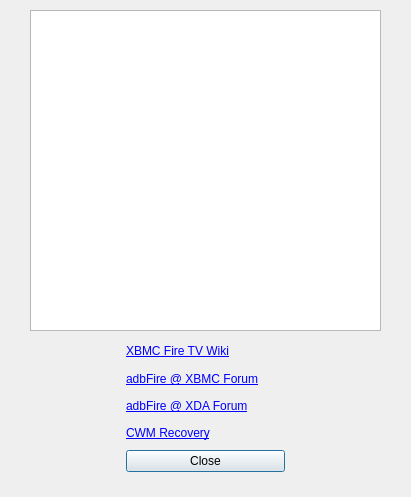
kbrack1/adbFire, file helpdialog.ui: the form before one commit.
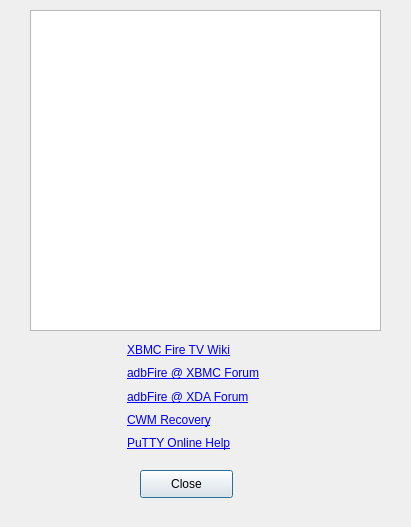
The form after the commit.

Diff of the .ui file:
```diff
--- a/helpdialog.ui
+++ b/helpdialog.ui
@@ -7,7 +7,7 @@
     <x>0</x>
     <y>0</y>
     <width>411</width>
-    <height>497</height>
+    <height>527</height>
    </rect>
   </property>
   <property name="windowTitle">
@@ -29,17 +29,30 @@
     <string>&lt;!DOCTYPE HTML PUBLIC &quot;-//W3C//DTD HTML 4.0//EN&quot; &quot;http://www.w3.org/TR/REC-html40/strict.dtd&quot;&gt;
 &lt;html&gt;&lt;head&gt;&lt;meta name=&quot;qrichtext&quot; content=&quot;1&quot; /&gt;&lt;style type=&quot;text/css&quot;&gt;
 p, li { white-space: pre-wrap; }
-&lt;/style&gt;&lt;/head&gt;&lt;body style=&quot; font-family:'.Lucida Grande UI'; font-size:13pt; font-weight:400; font-style:normal;&quot;&gt;
-&lt;p style=&quot;-qt-paragraph-type:empty; margin-top:0px; margin-bottom:0px; margin-left:0px; margin-right:0px; -qt-block-indent:0; text-indent:0px;&quot;&gt;&lt;br /&gt;&lt;/p&gt;&lt;/body&gt;&lt;/html&gt;</string>
+&lt;/style&gt;&lt;/head&gt;&lt;body style=&quot; font-family:'MS Shell Dlg 2'; font-size:7.8pt; font-weight:400; font-style:normal;&quot;&gt;
+&lt;p style=&quot;-qt-paragraph-type:empty; margin-top:0px; margin-bottom:0px; margin-left:0px; margin-right:0px; -qt-block-indent:0; text-indent:0px; font-family:'.Lucida Grande UI'; font-size:13pt;&quot;&gt;&lt;br /&gt;&lt;/p&gt;&lt;/body&gt;&lt;/html&gt;</string>
+   </property>
+  </widget>
+  <widget class="QPushButton" name="pushButton">
+   <property name="geometry">
+    <rect>
+     <x>140</x>
+     <y>470</y>
+     <width>93</width>
+     <height>28</height>
+    </rect>
+   </property>
+   <property name="text">
+    <string>Close</string>
    </property>
   </widget>
   <widget class="QWidget" name="">
    <property name="geometry">
     <rect>
-     <x>126</x>
-     <y>341</y>
-     <width>159</width>
-     <height>131</height>
+     <x>127</x>
+     <y>342</y>
+     <width>139</width>
+     <height>110</height>
     </rect>
    </property>
    <layout class="QVBoxLayout" name="verticalLayout">
@@ -96,9 +109,15 @@
      </widget>
     </item>
     <item>
-     <widget class="QPushButton" name="pushButton">
+     <widget class="QLabel" name="label_10">
       <property name="text">
-       <string>Close</string>
+       <string>&lt;html&gt;&lt;head/&gt;&lt;body&gt;&lt;p&gt;&lt;a href=&quot;http://www.chiark.greenend.org.uk/~sgtatham/putty/docs.html&quot;&gt;&lt;span style=&quot; text-decoration: underline; color:#0000ff;&quot;&gt;PuTTY Online Help&lt;/span&gt;&lt;/a&gt;&lt;/p&gt;&lt;/body&gt;&lt;/html&gt;</string>
+      </property>
+      <property name="openExternalLinks">
+       <bool>true</bool>
+      </property>
+      <property name="textInteractionFlags">
+       <set>Qt::LinksAccessibleByMouse|Qt::TextSelectableByMouse</set>
       </property>
      </widget>
     </item>
```
